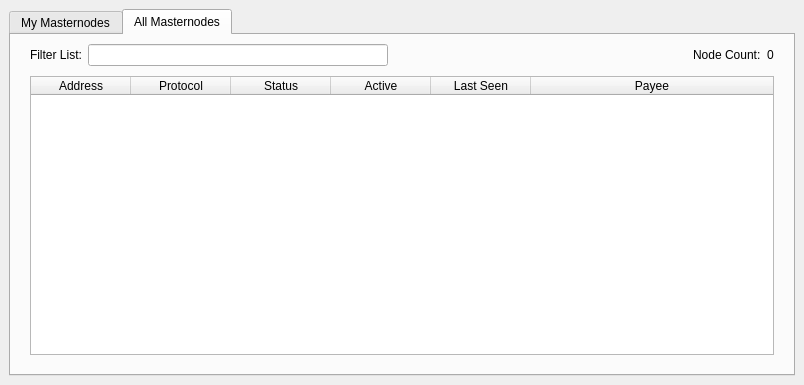
Velescore/fxtc, file src/qt/forms/masternodelist.ui: the form before one commit.
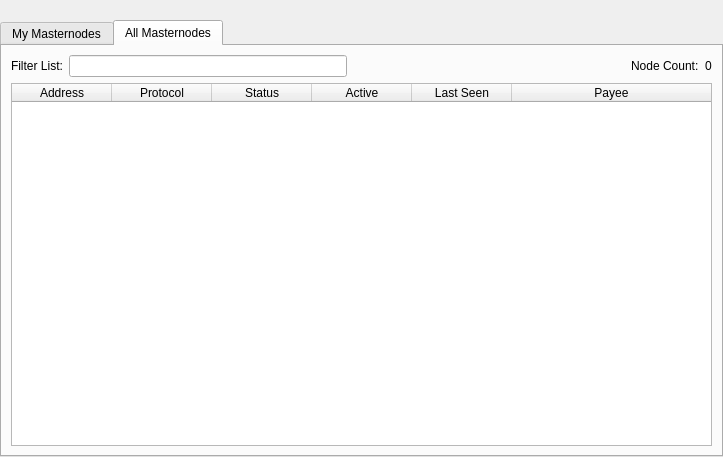
The form after the commit. The open tabs and pages were chosen to show the change.

```diff
--- a/src/qt/forms/masternodelist.ui
+++ b/src/qt/forms/masternodelist.ui
@@ -6,8 +6,8 @@
    <rect>
     <x>0</x>
     <y>0</y>
-    <width>804</width>
-    <height>385</height>
+    <width>723</width>
+    <height>457</height>
    </rect>
   </property>
   <property name="windowTitle">
@@ -28,29 +28,24 @@
    </property>
    <item>
     <layout class="QVBoxLayout" name="verticalLayout">
-     <property name="spacing">
-      <number>2</number>
-     </property>
      <property name="bottomMargin">
       <number>0</number>
      </property>
      <item>
-      <widget class="QWidget" name="widget" native="true">
-       <property name="sizePolicy">
-        <sizepolicy hsizetype="Expanding" vsizetype="Expanding">
-         <horstretch>0</horstretch>
-         <verstretch>0</verstretch>
-        </sizepolicy>
+      <spacer name="horizontalSpacer0">
+       <property name="orientation">
+        <enum>Qt::Horizontal</enum>
        </property>
-       <layout class="QVBoxLayout" name="verticalLayout_3">
+       <property name="sizeHint" stdset="0">
+        <size>
+         <width>40</width>
+         <height>20</height>
+        </size>
+       </property>
+      </spacer>
+     </item>
         <item>
          <widget class="QTabWidget" name="tabWidget">
-          <property name="sizePolicy">
-           <sizepolicy hsizetype="Preferred" vsizetype="Preferred">
-            <horstretch>0</horstretch>
-            <verstretch>0</verstretch>
-           </sizepolicy>
-          </property>
           <property name="currentIndex">
            <number>0</number>
           </property>
@@ -59,23 +54,7 @@
             <string>My Masternodes</string>
            </attribute>
            <layout class="QGridLayout" name="gridLayout_2">
-            <item row="0" column="2">
-             <spacer name="horizontalSpacer_6">
-              <property name="orientation">
-               <enum>Qt::Horizontal</enum>
-              </property>
-              <property name="sizeType">
-               <enum>QSizePolicy::Minimum</enum>
-              </property>
-              <property name="sizeHint" stdset="0">
-               <size>
-                <width>5</width>
-                <height>20</height>
-               </size>
-              </property>
-             </spacer>
-            </item>
-            <item row="0" column="1">
+         <item row="0" column="0">
              <layout class="QVBoxLayout" name="verticalLayout_2">
               <property name="bottomMargin">
                <number>0</number>
@@ -88,28 +67,12 @@
                 <item>
                  <widget class="QLabel" name="updateNote">
                   <property name="text">
-                   <string>Note: Status of your masternodes in local wallet can potentially be slightly incorrect.&lt;br /&gt;Always wait for wallet to sync additional data and then double check from another node&lt;br /&gt;if your masternode should be running but you still do not see &quot;ENABLED&quot; in &quot;Status&quot; field.</string>
+                <string>Note: Status of your masternodes in local wallet can potentially be slightly incorrect.&lt;br /&gt;Always wait for wallet to sync additional data and then double check from another node&lt;br /&gt;if your masternode should be running but you still do not see "ENABLED" in "Status" field.</string>
                   </property>
                  </widget>
                 </item>
                </layout>
               </item>
-              <item>
-               <spacer name="verticalSpacer_3">
-                <property name="orientation">
-                 <enum>Qt::Vertical</enum>
-                </property>
-                <property name="sizeType">
-                 <enum>QSizePolicy::Minimum</enum>
-                </property>
-                <property name="sizeHint" stdset="0">
-                 <size>
-                  <width>20</width>
-                  <height>5</height>
-                 </size>
-                </property>
-               </spacer>
-              </item>
               <item>
                <widget class="QTableWidget" name="tableWidgetMyMasternodes">
                 <property name="minimumSize">
@@ -122,7 +85,7 @@
                  <set>QAbstractItemView::NoEditTriggers</set>
                 </property>
                 <property name="alternatingRowColors">
-                 <bool>false</bool>
+              <bool>true</bool>
                 </property>
                 <property name="selectionMode">
                  <enum>QAbstractItemView::SingleSelection</enum>
@@ -136,6 +99,9 @@
                 <attribute name="horizontalHeaderStretchLastSection">
                  <bool>true</bool>
                 </attribute>
+             <attribute name="ResizeMode">
+              <enum>QHeaderView::Interactive</enum>
+             </attribute>
                 <column>
                  <property name="text">
                   <string>Alias</string>
@@ -173,22 +139,6 @@
                 </column>
                </widget>
               </item>
-              <item>
-               <spacer name="verticalSpacer_4">
-                <property name="orientation">
-                 <enum>Qt::Vertical</enum>
-                </property>
-                <property name="sizeType">
-                 <enum>QSizePolicy::Minimum</enum>
-                </property>
-                <property name="sizeHint" stdset="0">
-                 <size>
-                  <width>20</width>
-                  <height>5</height>
-                 </size>
-                </property>
-               </spacer>
-              </item>
               <item>
                <layout class="QHBoxLayout" name="horizontalLayout_5">
                 <property name="bottomMargin">
@@ -253,22 +203,6 @@
               </item>
              </layout>
             </item>
-            <item row="0" column="0">
-             <spacer name="horizontalSpacer_4">
-              <property name="orientation">
-               <enum>Qt::Horizontal</enum>
-              </property>
-              <property name="sizeType">
-               <enum>QSizePolicy::Minimum</enum>
-              </property>
-              <property name="sizeHint" stdset="0">
-               <size>
-                <width>5</width>
-                <height>20</height>
-               </size>
-              </property>
-             </spacer>
-            </item>
            </layout>
           </widget>
           <widget class="QWidget" name="tabAllMasternodes">
@@ -276,7 +210,59 @@
             <string>All Masternodes</string>
            </attribute>
            <layout class="QGridLayout" name="gridLayout">
-            <item row="0" column="1">
+         <item row="1" column="0">
+          <widget class="QTableWidget" name="tableWidgetMasternodes">
+           <property name="editTriggers">
+            <set>QAbstractItemView::NoEditTriggers</set>
+           </property>
+           <property name="alternatingRowColors">
+            <bool>true</bool>
+           </property>
+           <property name="selectionBehavior">
+            <enum>QAbstractItemView::SelectRows</enum>
+           </property>
+           <property name="sortingEnabled">
+            <bool>true</bool>
+           </property>
+           <attribute name="horizontalHeaderStretchLastSection">
+            <bool>true</bool>
+           </attribute>
+           <attribute name="ResizeMode">
+            <enum>QHeaderView::Interactive</enum>
+           </attribute>
+           <column>
+            <property name="text">
+             <string>Address</string>
+            </property>
+           </column>
+           <column>
+            <property name="text">
+             <string>Protocol</string>
+            </property>
+           </column>
+           <column>
+            <property name="text">
+             <string>Status</string>
+            </property>
+           </column>
+           <column>
+            <property name="text">
+             <string>Active</string>
+            </property>
+           </column>
+           <column>
+            <property name="text">
+             <string>Last Seen</string>
+            </property>
+           </column>
+           <column>
+            <property name="text">
+             <string>Payee</string>
+            </property>
+           </column>
+          </widget>
+         </item>
+         <item row="0" column="0">
              <layout class="QHBoxLayout" name="horizontalLayout_3">
               <property name="bottomMargin">
                <number>0</number>
@@ -324,124 +310,8 @@
               </item>
              </layout>
             </item>
-            <item row="2" column="2">
-             <spacer name="horizontalSpacer_2">
-              <property name="orientation">
-               <enum>Qt::Horizontal</enum>
-              </property>
-              <property name="sizeType">
-               <enum>QSizePolicy::Minimum</enum>
-              </property>
-              <property name="sizeHint" stdset="0">
-               <size>
-                <width>10</width>
-                <height>10</height>
-               </size>
-              </property>
-             </spacer>
-            </item>
-            <item row="3" column="1">
-             <spacer name="verticalSpacer">
-              <property name="orientation">
-               <enum>Qt::Vertical</enum>
-              </property>
-              <property name="sizeType">
-               <enum>QSizePolicy::Minimum</enum>
-              </property>
-              <property name="sizeHint" stdset="0">
-               <size>
-                <width>20</width>
-                <height>10</height>
-               </size>
-              </property>
-             </spacer>
-            </item>
-            <item row="2" column="1">
-             <widget class="QTableWidget" name="tableWidgetMasternodes">
-              <property name="editTriggers">
-               <set>QAbstractItemView::NoEditTriggers</set>
-              </property>
-              <property name="alternatingRowColors">
-               <bool>false</bool>
-              </property>
-              <property name="selectionBehavior">
-               <enum>QAbstractItemView::SelectRows</enum>
-              </property>
-              <property name="sortingEnabled">
-               <bool>true</bool>
-              </property>
-              <attribute name="horizontalHeaderStretchLastSection">
-               <bool>true</bool>
-              </attribute>
-              <column>
-               <property name="text">
-                <string>Address</string>
-               </property>
-              </column>
-              <column>
-               <property name="text">
-                <string>Protocol</string>
-               </property>
-              </column>
-              <column>
-               <property name="text">
-                <string>Status</string>
-               </property>
-              </column>
-              <column>
-               <property name="text">
-                <string>Active</string>
-               </property>
-              </column>
-              <column>
-               <property name="text">
-                <string>Last Seen</string>
-               </property>
-              </column>
-              <column>
-               <property name="text">
-                <string>Payee</string>
-               </property>
-              </column>
-             </widget>
-            </item>
-            <item row="2" column="0">
-             <spacer name="horizontalSpacer">
-              <property name="orientation">
-               <enum>Qt::Horizontal</enum>
-              </property>
-              <property name="sizeType">
-               <enum>QSizePolicy::Minimum</enum>
-              </property>
-              <property name="sizeHint" stdset="0">
-               <size>
-                <width>10</width>
-                <height>20</height>
-               </size>
-              </property>
-             </spacer>
-            </item>
-            <item row="1" column="1">
-             <spacer name="verticalSpacer_2">
-              <property name="orientation">
-               <enum>Qt::Vertical</enum>
-              </property>
-              <property name="sizeType">
-               <enum>QSizePolicy::Minimum</enum>
-              </property>
-              <property name="sizeHint" stdset="0">
-               <size>
-                <width>20</width>
-                <height>4</height>
-               </size>
-              </property>
-             </spacer>
-            </item>
-           </layout>
-          </widget>
-         </widget>
-        </item>
-       </layout>
+        </layout>
+       </widget>
       </widget>
      </item>
     </layout>
```
Lines whose indentation alone changed are shown as unchanged.
